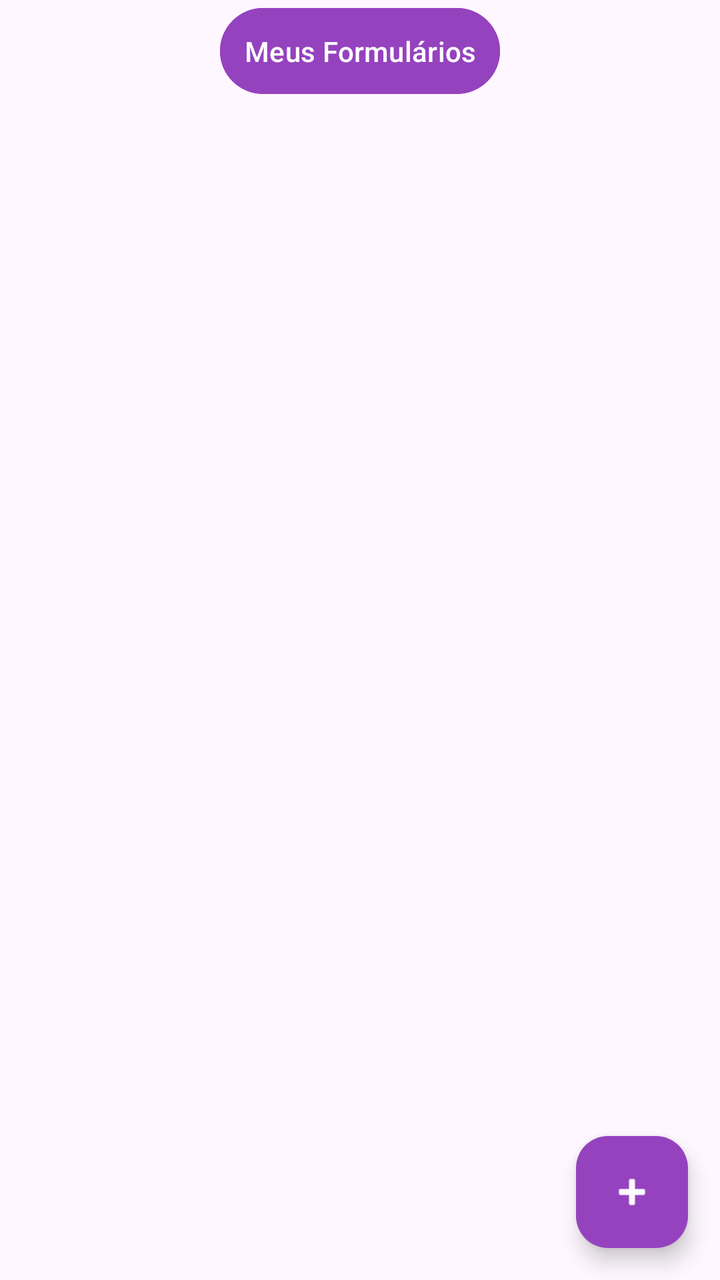
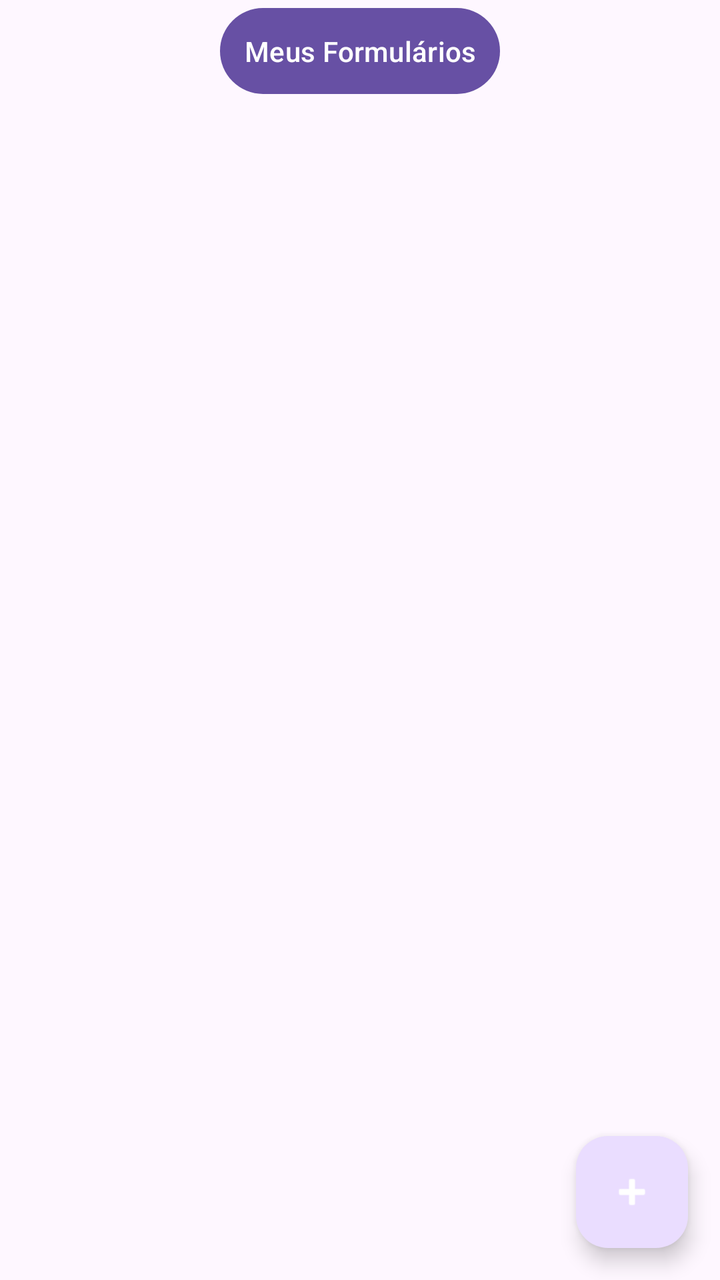

Compare the two renders of this Android layout. The source of the first and the diff that turns it into the second are given below.
<!-- AndroidManifest.xml: application theme Theme.Material3.Light -->
<!-- res/layout/activity_main.xml -->
<?xml version="1.0" encoding="utf-8"?>
<RelativeLayout xmlns:android="http://schemas.android.com/apk/res/android"
    xmlns:app="http://schemas.android.com/apk/res-auto"
    android:layout_width="match_parent"
    android:layout_height="match_parent">

    <androidx.constraintlayout.widget.ConstraintLayout
        xmlns:android="http://schemas.android.com/apk/res/android"
        xmlns:app="http://schemas.android.com/apk/res-auto"
        android:layout_width="match_parent"
        android:layout_height="match_parent">

        <Button
            android:id="@+id/my_forms_button"
            android:layout_width="wrap_content"
            android:layout_height="wrap_content"
            android:text="Meus Formulários"
            android:backgroundTint="@color/roxo"
            android:textColor="@android:color/white"
            android:padding="12dp"
            app:layout_constraintTop_toTopOf="parent"
            app:layout_constraintStart_toStartOf="parent"
            app:layout_constraintEnd_toEndOf="parent"
            android:layout_marginTop="0dp" />

    </androidx.constraintlayout.widget.ConstraintLayout>



    <com.google.android.material.floatingactionbutton.FloatingActionButton
        android:id="@+id/form_button"
        android:layout_width="wrap_content"
        android:layout_height="wrap_content"
        android:layout_alignParentEnd="true"
        android:layout_alignParentBottom="true"
        android:layout_margin="16dp"
        app:backgroundTint="@color/roxo"
        app:srcCompat="@android:drawable/ic_input_add"
        app:tint="@android:color/white" />

</RelativeLayout>
<!-- resources referenced by this layout -->
<resources>
  <color name="roxo">#9542BF</color>
</resources>

<!-- the commit's change to res/layout/activity_main.xml (unified diff, before → after) -->
@@ -10,13 +10,12 @@
         android:layout_width="match_parent"
         android:layout_height="match_parent">
 
+        
         <Button
             android:id="@+id/my_forms_button"
             android:layout_width="wrap_content"
             android:layout_height="wrap_content"
             android:text="Meus Formulários"
-            android:backgroundTint="@color/roxo"
-            android:textColor="@android:color/white"
             android:padding="12dp"
             app:layout_constraintTop_toTopOf="parent"
             app:layout_constraintStart_toStartOf="parent"
@@ -25,8 +24,7 @@
 
     </androidx.constraintlayout.widget.ConstraintLayout>
 
-
-
+    
     <com.google.android.material.floatingactionbutton.FloatingActionButton
         android:id="@+id/form_button"
         android:layout_width="wrap_content"
@@ -34,7 +32,6 @@
         android:layout_alignParentEnd="true"
         android:layout_alignParentBottom="true"
         android:layout_margin="16dp"
-        app:backgroundTint="@color/roxo"
         app:srcCompat="@android:drawable/ic_input_add"
         app:tint="@android:color/white" />
 
<!-- resource entries referenced after the edit -->
@@ -1,5 +1,5 @@
 <!-- resources referenced by this layout -->
 <resources>
-  <color name="roxo">#9542BF</color>
+
 </resources>
 
